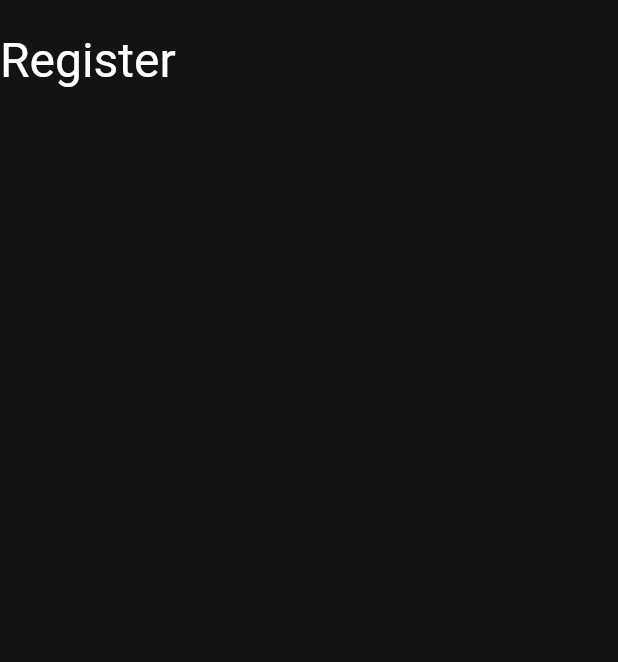
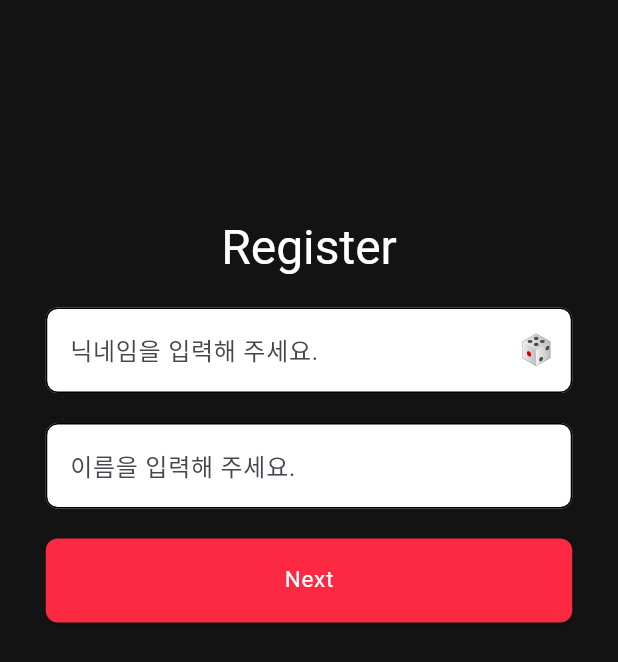
Before and after one commit to hch507/fixadate_flutter, a Flutter app: the FirstSignUpScreen screen opened directly, on a phone screen of 412 x 824 dp. Shown: the top 662 px of the screen. Run offline on Flutter 3.47's test engine with Material 3 defaults, Android fonts, the phone set to English and light mode, and no system bars; our stand-ins replace get, google_fonts, logger.

Commit message:
:recycle:signup1 리펙토링

```diff
--- /dev/null
+++ b/fixadate_flutter/lib/presentation/presenter/login_controller.dart
@@ -0,0 +1,15 @@
+import 'package:get/get.dart';
+
+class LoginController extends GetxController{
+  static LoginController get to => Get.find();
+
+  void requestKakaoLogin(){
+
+  }
+  void requestGoogleLogin(){
+
+  }
+  void requestAppleLogin(){
+
+  }
+}
--- a/fixadate_flutter/lib/presenter/ui/login/s_login.dart
+++ b/fixadate_flutter/lib/presentation/ui/login/s_login.dart
@@ -1,4 +1,6 @@
-import 'package:fixadate_flutter/presenter/widget/w_login_button.dart';
+
+import 'package:fixadate_flutter/presentation/ui/login/widget/w_login_button.dart';
+
 import 'package:flutter/material.dart';
 
 class LoginScreen extends StatelessWidget {
--- a/fixadate_flutter/lib/presenter/ui/sign_up/infoinput1_page.dart
+++ b/fixadate_flutter/lib/presentation/ui/sign_up/infoinput1_page.dart
@@ -248,6 +248,7 @@ class _InfoInput1PageState extends State<InfoInput1Page> {
                                   });
                                   showModalBottomSheet(
                                       context: (context),
+
                                       builder: (BuildContext context) {
                                         return Container(
                                           height: 330,
@@ -313,7 +314,9 @@ class _InfoInput1PageState extends State<InfoInput1Page> {
                                                     mode: CupertinoDatePickerMode.date,
                                                     onDateTimeChanged: (dateTime) {
                                                       String formattedDate = DateFormat('MM-dd-yyyy').format(dateTime);
+                                                      //logger.i(formattedDate);
                                                       int month = int.parse(formattedDate.split("-")[0]);
+                                                      logger.i(formattedMonth[month-1]);
                                                       formattedDate = formattedMonth[month-1] + "                " + formattedDate.split("-")[1] + "               " + formattedDate.split("-")[2];
                                                       _birthFieldControler.text = formattedDate;
                                                     },
@@ -323,6 +326,7 @@ class _InfoInput1PageState extends State<InfoInput1Page> {
                                           )
                                         );
                                       }
+
                                   );
                                 },
                                 onSaved: (value)  {
--- /dev/null
+++ b/fixadate_flutter/lib/presentation/ui/sign_up/s_signup1.dart
@@ -0,0 +1,68 @@
+import 'package:fixadate_flutter/presentation/ui/sign_up/widget/w_register_textformfield.dart';
+import 'package:flutter/material.dart';
+
+class FirstSignUpScreen extends StatefulWidget {
+  const FirstSignUpScreen({super.key});
+
+  @override
+  State<FirstSignUpScreen> createState() => _FirstSignUpScreenState();
+}
+
+class _FirstSignUpScreenState extends State<FirstSignUpScreen> {
+  @override
+  Widget build(BuildContext context) {
+    return Scaffold(
+      body: SafeArea(
+        child: SingleChildScrollView(
+          padding: EdgeInsets.symmetric(horizontal: 30.5),
+          child: Column(
+            children: [
+              SizedBox(
+                height: 125,
+              ),
+              Container(
+                margin: EdgeInsets.symmetric(vertical: 20),
+                child: Text("Register",
+                    style: Theme.of(context).textTheme.headlineLarge),
+              ),
+              RegisterTextFormField(
+                hintText: "닉네임을 입력해 주세요.",
+                suffixIcon: IconButton(
+                  onPressed: () {
+                    // _putRandNick();
+                  },
+                  icon: const Text(
+                    '\u{1F3B2}', // Unicode for the dice emoji
+                    style: TextStyle(fontSize: 20),
+                  ),
+                ),
+              ),
+              SizedBox(
+                height: 20,
+              ),
+              RegisterTextFormField(hintText: "이름을 입력해 주세요."),
+              SizedBox(
+                height: 20,
+              ),
+              ElevatedButton(
+                onPressed: () {},
+                style: ElevatedButton.styleFrom(
+                  minimumSize: Size(double.infinity, 56),
+                  backgroundColor: const Color.fromRGBO(251, 42, 66, 1.0),
+                  shape: RoundedRectangleBorder(
+                    borderRadius: BorderRadius.circular(8),
+                  ),
+                ),
+                child: Text('Next',
+                    style: Theme.of(context)
+                        .textTheme
+                        .bodyLarge!
+                        .copyWith(color: Colors.white, fontSize: 15)),
+              ),
+            ],
+          ),
+        ),
+      ),
+    );
+  }
+}
--- /dev/null
+++ b/fixadate_flutter/lib/presentation/ui/sign_up/widget/w_register_textformfield.dart
@@ -0,0 +1,30 @@
+import 'package:flutter/material.dart';
+
+class RegisterTextFormField extends StatelessWidget {
+  final String hintText;
+  final Widget? suffixIcon;
+  const RegisterTextFormField({required this.hintText,this.suffixIcon,super.key});
+
+  @override
+  Widget build(BuildContext context) {
+    return TextFormField(
+      decoration: InputDecoration(
+        filled: true,
+        fillColor: Colors.white,
+        hintText: "${hintText}",
+        enabledBorder: OutlineInputBorder(
+          borderRadius: BorderRadius.circular(8),
+        ),
+        focusedBorder: OutlineInputBorder(
+          borderSide: BorderSide(color: Colors.blue, width: 2),
+          borderRadius: BorderRadius.circular(8),
+        ),
+        suffixIcon: suffixIcon
+      ),
+      style: Theme.of(context)
+          .textTheme
+          .bodyLarge!
+          .copyWith(color: Colors.black),
+    );
+  }
+}
--- /dev/null
+++ b/fixadate_flutter/lib/presentation/ui/widget/w_preivous.dart
@@ -0,0 +1,24 @@
+import 'package:flutter/cupertino.dart';
+import 'package:flutter/material.dart';
+import 'package:flutter/rendering.dart';
+
+class PreviousPageArrow extends StatelessWidget {
+  const PreviousPageArrow({super.key});
+
+  @override
+  Widget build(BuildContext context) {
+    // TODO: implement build
+    return GestureDetector(
+      onTap: () {
+        Navigator.of(context).pop();
+      },
+      child:
+          Container(
+            height: 32,
+            child: Image.asset('assets/Arrow.png'),
+          )
+
+      );
+
+  }
+}
--- a/fixadate_flutter/lib/presenter/ui/sign_up/s_signup1.dart
+++ /dev/null
@@ -1,31 +0,0 @@
-import 'package:flutter/material.dart';
-
-class FirstSignUpScreen extends StatefulWidget {
-  const FirstSignUpScreen({super.key});
-
-  @override
-  State<FirstSignUpScreen> createState() => _FirstSignUpScreenState();
-}
-
-class _FirstSignUpScreenState extends State<FirstSignUpScreen> {
-  @override
-  Widget build(BuildContext context) {
-    return Scaffold(
-      body: SafeArea(
-        child: SingleChildScrollView(
-          child: Column(
-            children: [
-              Container(
-                margin: EdgeInsets.symmetric(vertical: 20),
-                child: Text(
-                    "Register",
-                    style: Theme.of(context).textTheme.headlineLarge
-                ),
-              ),
-            ],
-          ),
-        ),
-      ),
-    );
-  }
-}
--- a/fixadate_flutter/pubspec.yaml
+++ b/fixadate_flutter/pubspec.yaml
@@ -63,9 +63,9 @@ flutter:
   uses-material-design: true
 
   # To add assets to your application, add an assets section, like this:
-  # assets:
-  #   - images/a_dot_burr.jpeg
-  #   - images/a_dot_ham.jpeg
+  assets:
+     - assets/
+
 
   # An image asset can refer to one or more resolution-specific "variants", see
   # https://flutter.dev/assets-and-images/#resolution-aware
```
Also changed, not shown: fixadate_flutter/lib/config/route/getRoutes.dart (+7 -4 lines), fixadate_flutter/assets/Arrow.png (added), fixadate_flutter/lib/presentation/ui/login/s_login_error.dart (renamed from fixadate_flutter/lib/presenter/ui/login/s_login_error.dart), fixadate_flutter/lib/presentation/ui/login/widget/w_login_button.dart (renamed from fixadate_flutter/lib/presenter/widget/w_login_button.dart).
